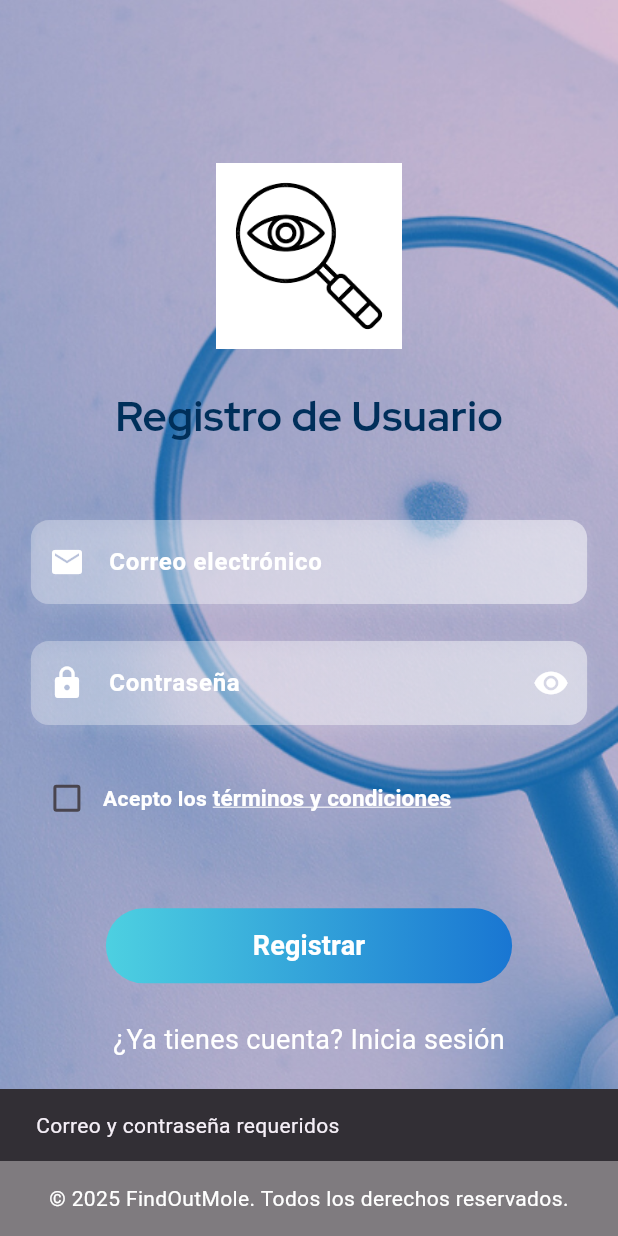
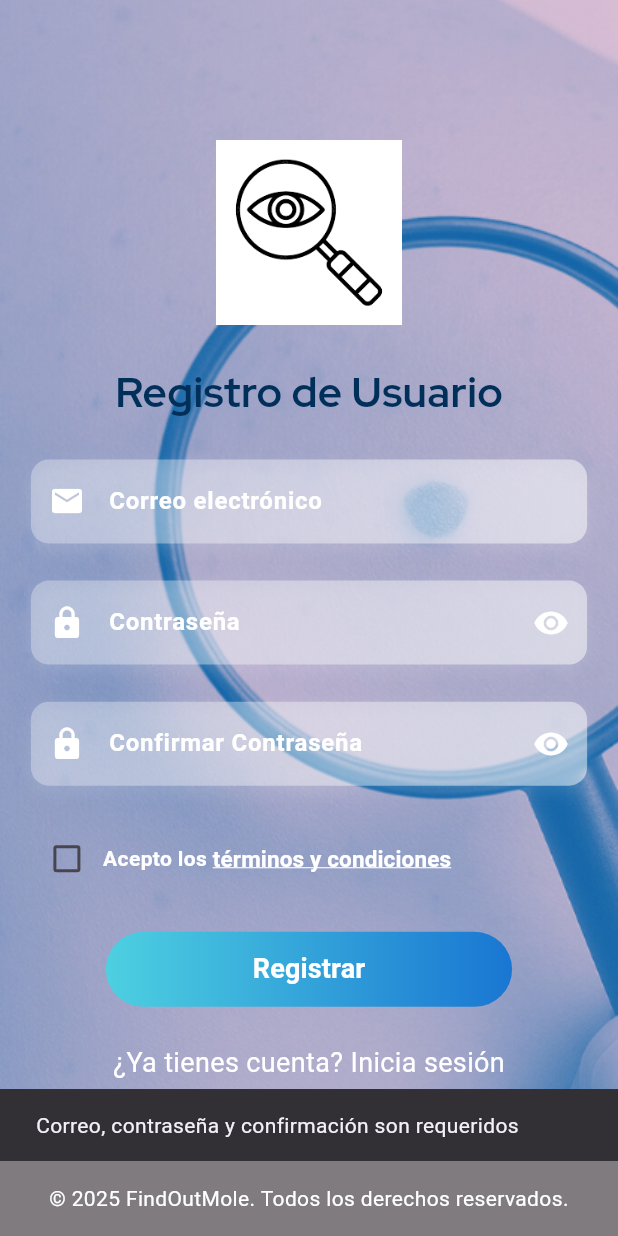
Before and after one commit to Sergi-10/findoutmole_copia, a Flutter app: the RegisterPage screen opened directly, after a tap on "Registrar", on a phone screen of 412 x 824 dp. Run offline on Flutter 3.47's test engine with Material 3 defaults, Android fonts, the phone set to English and light mode, and no system bars; our stand-ins replace cloud_firestore, firebase_auth, firebase_core, google_fonts, image_picker, permission_handler; missing offline and left inert: image_editor; accounts and stored records are empty.

Commit message:
Confirmar Password

```diff
--- a/lib/screen/register_screen/confirmar_Contraseña.dart
+++ b/lib/screen/register_screen/confirmar_Contraseña.dart
@@ -1,112 +1,96 @@
-// import 'package:flutter/material.dart';
+import 'package:flutter/material.dart';
 
-// class ConfirmPasswordField extends StatefulWidget {
+class ConfirmPasswordField extends StatefulWidget {
+  final TextEditingController controller; // Controlador para la confirmación de contraseña
+  final TextEditingController passwordController; // Controlador para la contraseña principal
 
-//   final TextEditingController passwordController; // Contraseña principal
+  const ConfirmPasswordField({
+    super.key,
+    required this.controller,
+    required this.passwordController,
+  });
 
-//   const ConfirmPasswordField({
-//   super.key,
-//   required this.passwordController
-//   });
+  @override
+  _ConfirmPasswordFieldState createState() => _ConfirmPasswordFieldState();
+}
 
-//   @override
-//   _ConfirmPasswordFieldState createState() => _ConfirmPasswordFieldState();
-// }
+class _ConfirmPasswordFieldState extends State<ConfirmPasswordField> {
+  bool _isObscured = true;
+  String? _errorText;
 
-// class _ConfirmPasswordFieldState extends State<ConfirmPasswordField> {
-//   String _confirmPassword = '';
-//   bool _isObscured = true;
-//   String? _errorText;
+  // Validación visual de la confirmación de contraseña
+  void _validateConfirmPassword(String value) {
+    setState(() {
+      if (value.isEmpty) {
+        _errorText = 'La confirmación de la contraseña no puede estar vacía';
+      } else if (value != widget.passwordController.text) {
+        _errorText = 'Las contraseñas no coinciden';
+      } else {
+        _errorText = null; // No hay error
+      }
+    });
+  }
 
-//   // Función para validar que las contraseñas coincidan
-//   void _validateConfirmPassword(String value) {
-//     setState(() {
-//       if (value.isEmpty) {
-//         _errorText = 'La confirmación de la contraseña no puede estar vacía';
-//       } else if (value != widget.passwordController.text) {
-//         _errorText = 'Las contraseñas no coinciden';
-//       } else {
-//         _errorText = null; // No hay error
-//       }
-//     });
-//   }
-
-//   @override
-//   Widget build(BuildContext context) {
-//     return Column(
-//       crossAxisAlignment: CrossAxisAlignment.start,
-//       children: [
-//         Container(
-//           decoration: BoxDecoration(
-//             borderRadius: BorderRadius.circular(12.0),
-//             gradient: LinearGradient(
-//               colors: [
-//                 const Color.fromARGB(255, 253, 253, 253).withOpacity(0.3),
-//                 const Color.fromARGB(255, 251, 252, 252).withOpacity(0.5),
-//               ],
-//               begin: Alignment.topLeft,
-//               end: Alignment.bottomRight,
-//             ),
-//             boxShadow: [
-//               BoxShadow(
-//                 color: const Color.fromARGB(
-//                   255,
-//                   253,
-//                   253,
-//                   253,
-//                 ).withOpacity(0.1),
-//                 blurRadius: 8.0,
-//                 offset: const Offset(0, 4),
-//               ),
-//             ],
-//           ),
-//           child: TextField(
-//             obscureText: _isObscured,
-//             decoration: InputDecoration(
-//               labelText: 'Confirmar Contraseña',
-//               labelStyle: const TextStyle(
-//                 color: Colors.white,
-//                 fontWeight: FontWeight.bold,
-//               ),
-//               border: OutlineInputBorder(
-//                 borderRadius: BorderRadius.circular(12.0),
-//                 borderSide: BorderSide.none,
-//               ),
-//               prefixIcon: const Icon(Icons.lock, color: Colors.white),
-//               suffixIcon: IconButton(
-//                 icon: Icon(
-//                   _isObscured ? Icons.visibility : Icons.visibility_off,
-//                   color: Colors.white,
-//                 ),
-//                 onPressed: () {
-//                   setState(() {
-//                     _isObscured = !_isObscured;
-//                   });
-//                 },
-//               ),
-//               contentPadding: const EdgeInsets.symmetric(
-//                 vertical: 16.0,
-//                 horizontal: 10.0,
-//               ),
-//             ),
-//             style: const TextStyle(color: Colors.black, fontSize: 16.0),
-//             onChanged: (value) {
-//               setState(() {
-//                 _confirmPassword = value;
-//                 _validateConfirmPassword(_confirmPassword);
-//               });
-//             },
-//           ),
-//         ),
-//         if (_errorText != null)
-//           Padding(
-//             padding: const EdgeInsets.only(top: 8.0),
-//             child: Text(
-//               _errorText!,
-//               style: const TextStyle(color: Colors.red, fontSize: 12),
-//             ),
-//           ),
-//       ],
-//     );
-//   }
-// }
+  @override
+  Widget build(BuildContext context) {
+    return Column(
+      crossAxisAlignment: CrossAxisAlignment.start,
+      children: [
+        Container(
+          decoration: BoxDecoration(
+            borderRadius: BorderRadius.circular(12.0),
+            gradient: LinearGradient(
+              colors: [
+                const Color.fromARGB(255, 253, 253, 253).withOpacity(0.3),
+                const Color.fromARGB(255, 251, 252, 252).withOpacity(0.5),
+              ],
+              begin: Alignment.topLeft,
+              end: Alignment.bottomRight,
+            ),
+            boxShadow: [
+              BoxShadow(
+                color: const Color.fromARGB(255, 253, 253, 253).withOpacity(0.1),
+                blurRadius: 8.0,
+                offset: const Offset(0, 4),
+              ),
+            ],
+          ),
+          child: TextField(
+            controller: widget.controller, // Controlador para la confirmación
+            obscureText: _isObscured,
+            decoration: InputDecoration(
+              labelText: 'Confirmar Contraseña',
+              labelStyle: const TextStyle(
+                color: Colors.white,
+                fontWeight: FontWeight.bold,
+              ),
+              border: OutlineInputBorder(
+                borderRadius: BorderRadius.circular(12.0),
+                borderSide: BorderSide.none,
+              ),
+              prefixIcon: const Icon(Icons.lock, color: Colors.white),
+              suffixIcon: IconButton(
+                icon: Icon(
+                  _isObscured ? Icons.visibility : Icons.visibility_off,
+                  color: Colors.white,
+                ),
+                onPressed: () {
+                  setState(() {
+                    _isObscured = !_isObscured;
+                  });
+                },
+              ),
+              contentPadding: const EdgeInsets.symmetric(
+                vertical: 16.0,
+                horizontal: 10.0,
+              ),
+              errorText: _errorText, // Muestra el error directamente en el campo
+            ),
+            style: const TextStyle(color: Colors.black, fontSize: 16.0),
+            onChanged: _validateConfirmPassword,
+          ),
+        ),
+      ],
+    );
+  }
+}
--- a/lib/screen/register_screen/register.dart
+++ b/lib/screen/register_screen/register.dart
@@ -1,11 +1,9 @@
 import 'package:findoutmole/screen/register_screen/condiciones.dart';
 import 'package:findoutmole/screen/register_screen/cuentraPrevia.dart';
-// import 'package:findoutmole/screen/register_screen/nombre_de_usuario.dart';
 import 'package:flutter/material.dart';
-//import 'package:findoutmole/screen/register_screen/confirmar_Contraseña.dart';
+import 'package:findoutmole/screen/register_screen/confirmar_Contraseña.dart';
 import 'package:findoutmole/screen/register_screen/contraseña.dart';
 import 'package:findoutmole/screen/register_screen/email.dart';
-//import 'package:findoutmole/screen/register_screen/nombre_de_usuario.dart';
 import 'package:findoutmole/screen/register_screen/registerButtom.dart';
 import 'package:findoutmole/screen/register_screen/textoInicial.dart';
 import 'package:findoutmole/screen/FootBar.dart'; // Importa el pie de página
@@ -18,24 +16,25 @@ class RegisterPage extends StatefulWidget {
 }
 
 class _RegisterPageState extends State<RegisterPage> {
-
-  final TextEditingController passController= TextEditingController();
+  // Controladores para los campos de texto
+  final TextEditingController passController = TextEditingController();
   final TextEditingController emailController = TextEditingController();
-  bool aceptoCondiciones = false; //Variable para el estado de la casilla de verificación
+  final TextEditingController confirmPassController = TextEditingController();
+  bool aceptoCondiciones = false; // Estado para los términos y condiciones
 
   @override
   Widget build(BuildContext context) {
-
-    // Obtén las dimensiones de la pantalla
     final screenWidth = MediaQuery.of(context).size.width;
     final screenHeight = MediaQuery.of(context).size.height;
 
     return Scaffold(
       body: Stack(
         children: [
+          // Imagen de fondo
           Positioned.fill(
             child: Image.asset('assets/images/2.png', fit: BoxFit.cover),
           ),
+          // Contenido principal
           Center(
             child: SingleChildScrollView(
               child: Padding(
@@ -49,12 +48,19 @@ class _RegisterPageState extends State<RegisterPage> {
                     SizedBox(height: screenHeight * 0.03),
                     const TextoInicial(),
                     SizedBox(height: screenHeight * 0.03),
-                    //const NombreDeUsuario(),
+                    // Campo de correo electrónico
+                    EmailField(controller: emailController),
                     SizedBox(height: screenHeight * 0.03),
-                    EmailField(controller: emailController ),
+                    // Campo de contraseña
+                    PasswordField(controller: passController),
                     SizedBox(height: screenHeight * 0.03),
-                    PasswordField(controller: passController), // Pasa el controller aquí
+                    // Campo de confirmación de contraseña
+                    ConfirmPasswordField(
+                    controller: confirmPassController,
+                    passwordController: passController, // Añade el controlador de la contraseña
+),
                     SizedBox(height: screenHeight * 0.03),
+                    // Checkbox de términos y condiciones
                     Condiciones(
                       onChanged: (valor) {
                         setState(() {
@@ -62,15 +68,16 @@ class _RegisterPageState extends State<RegisterPage> {
                         });
                       },
                     ),
-                    // ConfirmPasswordField(
-                    // passwordController: passController), // Pasa el controller aquí
                     SizedBox(height: screenHeight * 0.03),
-                    SizedBox(height: screenHeight * 0.03),
+                    // Botón de registro
                     RegisterButton(
                       passwordController: passController,
                       emailController: emailController,
-                      enabled: aceptoCondiciones,),
+                      confirmPasswordController: confirmPassController,
+                      enabled: aceptoCondiciones,
+                    ),
                     SizedBox(height: screenHeight * 0.03),
+                    // Texto para usuarios con cuenta existente
                     const CuentaExiste(),
                   ],
                 ),
@@ -82,4 +89,13 @@ class _RegisterPageState extends State<RegisterPage> {
       bottomNavigationBar: FooterBar(),
     );
   }
+
+  @override
+  void dispose() {
+    // Libera los controladores al destruir el widget
+    passController.dispose();
+    emailController.dispose();
+    confirmPassController.dispose();
+    super.dispose();
+  }
 }
--- a/lib/screen/register_screen/registerButtom.dart
+++ b/lib/screen/register_screen/registerButtom.dart
@@ -3,15 +3,16 @@ import 'package:firebase_auth/firebase_auth.dart';
 import 'package:flutter/material.dart';
 
 class RegisterButton extends StatefulWidget {
-
   final TextEditingController emailController;
   final TextEditingController passwordController;
+  final TextEditingController confirmPasswordController; // Controlador para la confirmación de contraseña
   final bool enabled;
 
   const RegisterButton({
     super.key,
     required this.emailController,
     required this.passwordController,
+    required this.confirmPasswordController, // Añadido
     required this.enabled,
   });
 
@@ -20,36 +21,16 @@ class RegisterButton extends StatefulWidget {
 }
 
 class _RegisterButtonState extends State<RegisterButton> {
-  // bool _isPressed = false;
-
-  // void _onTapDown(TapDownDetails details) {
-  //   setState(() {
-  //     _isPressed = true;
-  //   });
-  // }
-
-  // void _onTapUp(TapUpDetails details) {
-  //   setState(() {
-  //     _isPressed = false;
-  //   });
-  // }
-
-  // void _onTapCancel() {
-  //   setState(() {
-  //     _isPressed = false;
-  //   });
-  // }
-
   @override
   Widget build(BuildContext context) {
     return Padding(
-      padding: EdgeInsets.symmetric(horizontal: 50),
+      padding: const EdgeInsets.symmetric(horizontal: 50),
       child: Container(
         width: double.infinity,
         height: 50,
         decoration: BoxDecoration(
           borderRadius: BorderRadius.circular(30),
-          gradient: LinearGradient(
+          gradient: const LinearGradient(
             colors: [Color(0xFF4DD0E1), Color(0xFF1976D2)],
             begin: Alignment.centerLeft,
             end: Alignment.centerRight,
@@ -57,17 +38,27 @@ class _RegisterButtonState extends State<RegisterButton> {
         ),
         child: TextButton(
           onPressed: () async {
+            final email = widget.emailController.text.trim();
+            final password = widget.passwordController.text.trim();
+            final confirmPassword = widget.confirmPasswordController.text.trim();
 
-            final email = widget.emailController.text.trim();
-            final password = widget.passwordController.text.trim(); //Trim elimina espacios en blanco
-
-            if (email.isEmpty || password.isEmpty) {
+            // Validación de campos vacíos
+            if (email.isEmpty || password.isEmpty || confirmPassword.isEmpty) {
               ScaffoldMessenger.of(context).showSnackBar(
-                const SnackBar(content: Text('Correo y contraseña requeridos')),
+                const SnackBar(content: Text('Correo, contraseña y confirmación son requeridos')),
               );
               return;
             }
 
+            // Validación de coincidencia de contraseñas
+            if (password != confirmPassword) {
+              ScaffoldMessenger.of(context).showSnackBar(
+                const SnackBar(content: Text('Las contraseñas no coinciden')),
+              );
+              return;
+            }
+
+            // Validación de requisitos de contraseña
             final RegExp regex = RegExp(
               r'^(?=.*[A-Z])(?=.*[0-9])(?=.*[!@#\$&*~]).{6,}$',
             );
@@ -75,11 +66,12 @@ class _RegisterButtonState extends State<RegisterButton> {
             if (password.length < 8 || !regex.hasMatch(password)) {
               ScaffoldMessenger.of(context).showSnackBar(
                 const SnackBar(
-                  content: Text('La contraseña no cumple con los requisitos'),
+                  content: Text('La contraseña debe tener al menos 8 caracteres, una mayúscula, un número y un carácter especial'),
                 ),
               );
               return;
             }
+
             // Verifica si la casilla de términos y condiciones está marcada
             if (!widget.enabled) {
               ScaffoldMessenger.of(context).showSnackBar(
@@ -87,10 +79,11 @@ class _RegisterButtonState extends State<RegisterButton> {
                   content: Text('Debes aceptar los términos y condiciones'),
                 ),
               );
-              return;  // Impide continuar si no se aceptan los términos
+              return;
             }
 
             try {
+              // Registro del usuario en Firebase
               await FirebaseAuth.instance.createUserWithEmailAndPassword(
                 email: email,
                 password: password,
@@ -100,10 +93,13 @@ class _RegisterButtonState extends State<RegisterButton> {
                 const SnackBar(content: Text('Usuario registrado con éxito')),
               );
 
-              Navigator.pushReplacement(
-                context,
-                MaterialPageRoute(builder: (context) => LoginPage()),
-              );
+              // Navega a la pantalla de inicio de sesión
+              if (mounted) {
+                Navigator.pushReplacement(
+                  context,
+                  MaterialPageRoute(builder: (context) => const LoginPage()),
+                );
+              }
             } on FirebaseAuthException catch (e) {
               String errorMessage = 'Error al registrar usuario';
 
@@ -115,12 +111,12 @@ class _RegisterButtonState extends State<RegisterButton> {
                 errorMessage = 'La contraseña es muy débil';
               }
 
-              ScaffoldMessenger.of(
-                context,
-              ).showSnackBar(SnackBar(content: Text(errorMessage)));
+              ScaffoldMessenger.of(context).showSnackBar(
+                SnackBar(content: Text(errorMessage)),
+              );
             }
           },
-          child: Text(
+          child: const Text(
             'Registrar',
             style: TextStyle(
               color: Colors.white, // Color del texto del botón
```
